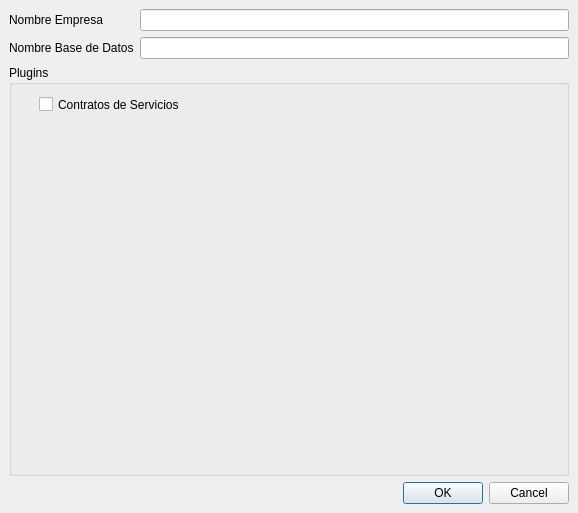
eboladev/Bulmages-1, file bulmages/bulmasetup/nuevafacturacionbase.ui: the form before one commit.
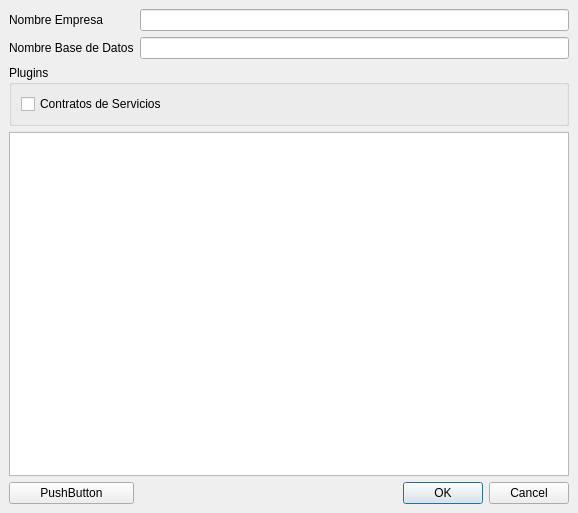
The form after the commit. Icons and pictures are not drawn.

Commit message: Primeras pruebas de ejecucion y captura de terminal.

```diff
--- a/bulmages/bulmasetup/nuevafacturacionbase.ui
+++ b/bulmages/bulmasetup/nuevafacturacionbase.ui
@@ -36,7 +36,7 @@
    <property name="spacing" >
     <number>6</number>
    </property>
-   <item row="3" column="0" colspan="2" >
+   <item row="4" column="1" >
     <widget class="QDialogButtonBox" name="mui_botonera" >
      <property name="orientation" >
       <enum>Qt::Horizontal</enum>
@@ -46,24 +46,11 @@
      </property>
     </widget>
    </item>
-   <item row="2" column="0" colspan="2" >
-    <widget class="QGroupBox" name="groupBox" >
-     <property name="title" >
-      <string>Plugins</string>
+   <item row="4" column="0" >
+    <widget class="QPushButton" name="mui_aceptar" >
+     <property name="text" >
+      <string>PushButton</string>
      </property>
-     <widget class="QCheckBox" name="mui_contratos" >
-      <property name="geometry" >
-       <rect>
-        <x>30</x>
-        <y>30</y>
-        <width>161</width>
-        <height>19</height>
-       </rect>
-      </property>
-      <property name="text" >
-       <string>Contratos de Servicios</string>
-      </property>
-     </widget>
     </widget>
    </item>
    <item row="1" column="1" >
@@ -92,6 +79,31 @@
    <item row="0" column="1" >
     <widget class="QLineEdit" name="mui_nomempresa" />
    </item>
+   <item row="2" column="0" colspan="2" >
+    <widget class="QGroupBox" name="groupBox" >
+     <property name="title" >
+      <string>Plugins</string>
+     </property>
+     <layout class="QGridLayout" >
+      <property name="margin" >
+       <number>9</number>
+      </property>
+      <property name="spacing" >
+       <number>6</number>
+      </property>
+      <item row="0" column="0" >
+       <widget class="QCheckBox" name="mui_contratos" >
+        <property name="text" >
+         <string>Contratos de Servicios</string>
+        </property>
+       </widget>
+      </item>
+     </layout>
+    </widget>
+   </item>
+   <item row="3" column="0" colspan="2" >
+    <widget class="QTextBrowser" name="mui_textBrowser" />
+   </item>
   </layout>
  </widget>
  <resources/>
```
The commit also changes 2 other files.
